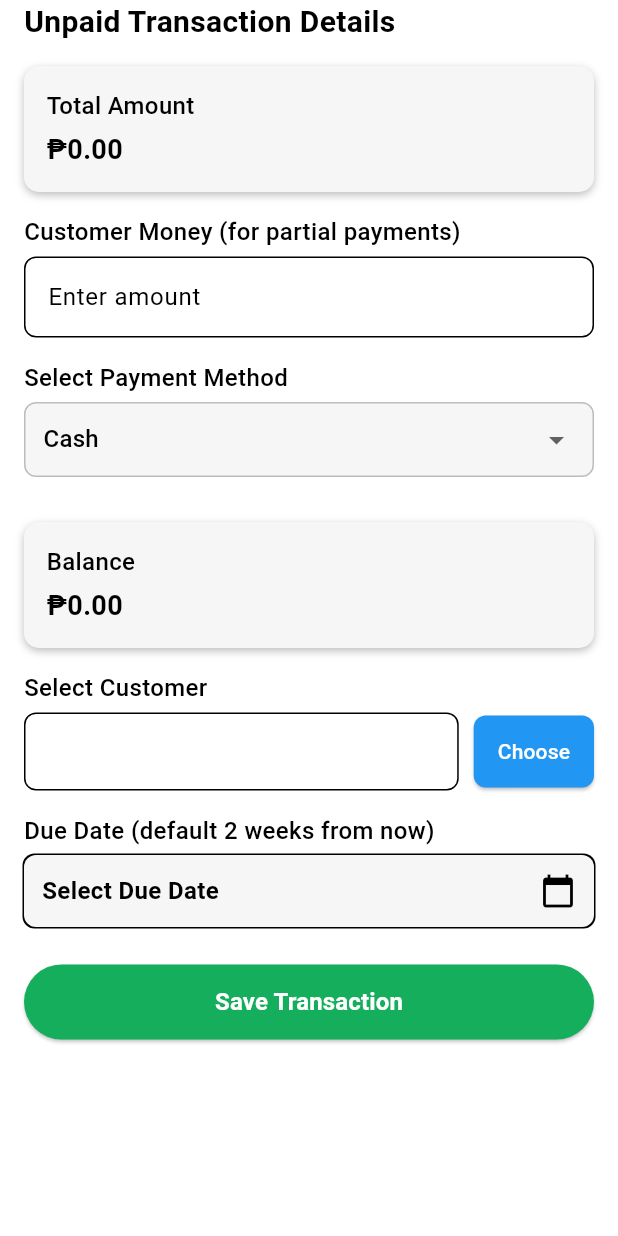
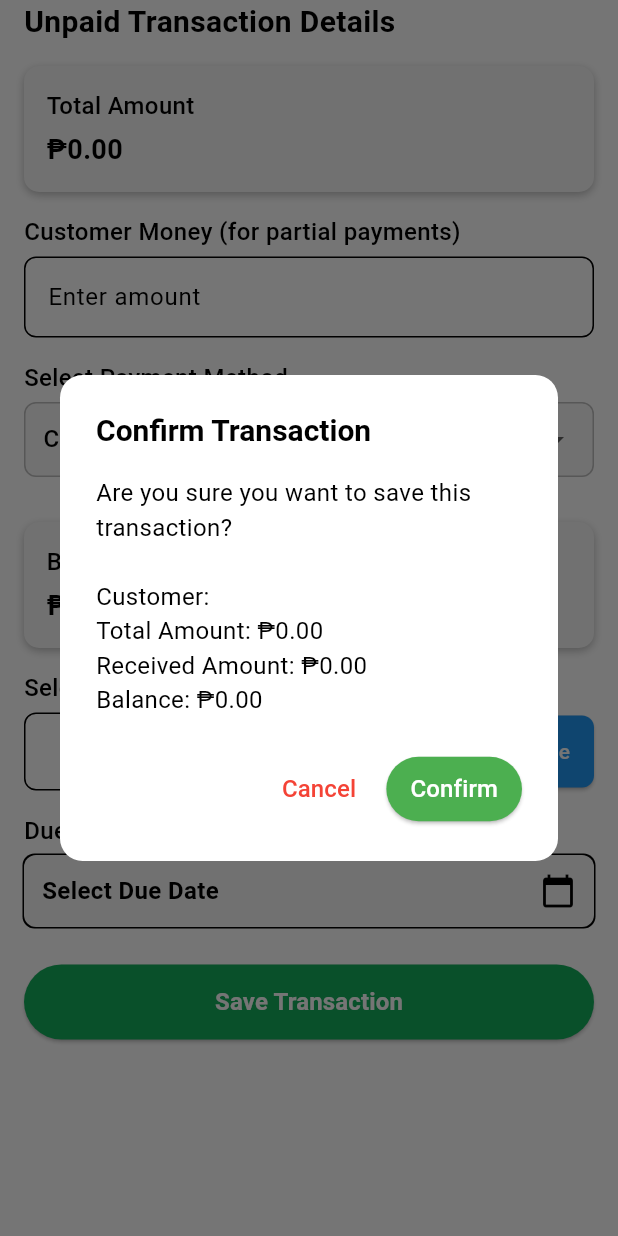
Before and after one commit to ewan133/Valgrow_app, a Flutter app: the UnpaidTransaction widget shown alone on an empty page, opened directly, after a tap on "Save Transaction", on a phone screen of 412 x 824 dp. Run offline on Flutter 3.47's test engine with Material 3 defaults, Android fonts, the phone set to English and light mode, and no system bars; our stand-ins replace cloud_firestore, cloud_functions, curved_labeled_navigation_bar, data_table_2, firebase_auth, firebase_core and 10 more; missing offline and left inert: firebase_app_check, mobile_scanner, syncfusion_flutter_xlsio; accounts and stored records are empty; network calls fail; project files that could hold a hidden picture were left out.

Commit message:
added new file

```diff
--- a/lib/pages/POS/unpaid_transaction.dart
+++ b/lib/pages/POS/unpaid_transaction.dart
@@ -55,7 +55,9 @@ class _UnpaidTransactionState extends State<UnpaidTransaction> {
       return; // ❌ Stop function execution if no customer is selected
     }
     double? receivingAmount = double.tryParse(_receivingAmountController.text);
-    if (receivingAmount! >= totalAmount) {
+    if (receivingAmount != null &&
+        _receivingAmountController.text.isNotEmpty &&
+        receivingAmount >= totalAmount) {
       Fluttertoast.showToast(
         msg: "Please use the 'Paid' tab for full payments.",
         toastLength: Toast.LENGTH_SHORT,
@@ -92,6 +94,19 @@ class _UnpaidTransactionState extends State<UnpaidTransaction> {
         fontSize: 16.0,
       );
       return; // ❌ Stop function execution if no customer is selected
+    }
+
+    if (_selectedDueDate != null &&
+        _selectedDueDate!.isBefore(DateTime.now())) {
+      Fluttertoast.showToast(
+        msg: "Please select a valid due date.",
+        toastLength: Toast.LENGTH_SHORT,
+        gravity: ToastGravity.BOTTOM,
+        backgroundColor: Colors.red,
+        textColor: Colors.white,
+        fontSize: 16.0,
+      );
+      return;
     }
 
     // ✅ Show Confirmation Dialog
@@ -163,8 +178,7 @@ class _UnpaidTransactionState extends State<UnpaidTransaction> {
           isDebt: true,
           due_date: _selectedDueDate,
           customerName: _selectedCustomer!.name,
-        reference_number: _referenceController.text
-      );
+          reference_number: _referenceController.text);
 
       // ✅ Reset UI
       setState(() {
--- a/pubspec.yaml
+++ b/pubspec.yaml
@@ -65,7 +65,12 @@ dependencies:
 dev_dependencies:
   flutter_test:
     sdk: flutter
+  flutter_launcher_icons: ^0.14.3
 
+flutter_icons:
+  android: true
+  ios: true
+  image_path: assets/icon/icon.png
   # The "flutter_lints" package below contains a set of recommended lints to
   # encourage good coding practices. The lint set provided by the package is
   # activated in the `analysis_options.yaml` file located at the root of your
@@ -88,6 +93,7 @@ flutter:
   # To add assets to your application, add an assets section, like this:
   assets:
     - lib/images/
+    - assets/icon/
   #   - images/a_dot_ham.jpeg
 
   # An image asset can refer to one or more resolution-specific "variants", see
```
Also changed, not shown: flutter_launcher_icons.yaml (added, +32 -0 lines), lib/pages/POS/customer_selection.dart (+64 -25 lines), lib/pages/debts/debt_payment.dart (+6 -8 lines), lib/pages/inventory/item_details.dart (+5 -5 lines), lib/pages/reports/overview_report_financial.dart (+27 -16 lines), assets/icon/icon.png (added), pubspec.lock, 33 other files. Lines whose indentation alone changed are shown as unchanged.
